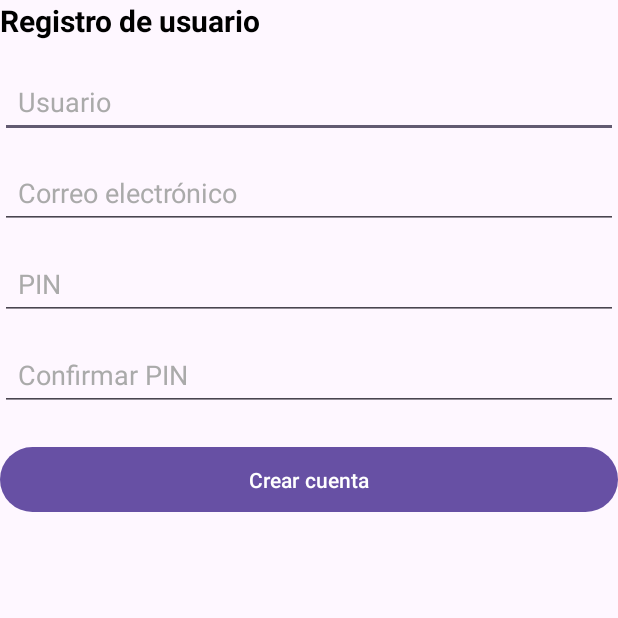
After one commit to iHardyCM/frontend-control-financiero, an Android app: the RegistroUsuarioActivity screen opened directly, with no data from a screen before it, on a phone screen of 412 x 824 dp, the top half of it. The commit adds this screen. Run offline under Robolectric (Android 15) with nearby library versions, the phone set to English and light mode, and no system bars.

Commit message:
update app
nuevo activity de registros en app

```diff
--- a/app/src/main/AndroidManifest.xml
+++ b/app/src/main/AndroidManifest.xml
@@ -3,17 +3,27 @@
     xmlns:tools="http://schemas.android.com/tools">
 
     <uses-permission android:name="android.permission.INTERNET" />
+
     <application
         android:allowBackup="true"
         android:dataExtractionRules="@xml/data_extraction_rules"
         android:fullBackupContent="@xml/backup_rules"
         android:icon="@mipmap/ic_launcher"
         android:label="@string/app_name"
+        android:networkSecurityConfig="@xml/network_security_config"
         android:roundIcon="@mipmap/ic_launcher_round"
         android:supportsRtl="true"
-        android:usesCleartextTraffic="true"
-        android:networkSecurityConfig="@xml/network_security_config"
-        android:theme="@style/Theme.Prj_Control_Financiero">
+        android:theme="@style/Theme.Prj_Control_Financiero"
+        android:usesCleartextTraffic="true">
+        <activity
+            android:name=".ui.login.RegistroUsuarioActivity"
+            android:exported="true">
+            <intent-filter>
+                <action android:name="android.intent.action.MAIN" />
+
+                <category android:name="android.intent.category.LAUNCHER" />
+            </intent-filter>
+        </activity>
         <activity
             android:name=".ui.movimientos.ResumenMensualActivity"
             android:exported="false" />
--- a/app/src/main/java/com/example/prj_control_financiero/ui/login/MainActivity.java
+++ b/app/src/main/java/com/example/prj_control_financiero/ui/login/MainActivity.java
@@ -25,6 +25,7 @@ public class MainActivity extends AppCompatActivity {
     private EditText editPin;
     private Button btnIngresar;
     private TextView usarHuella;
+    private TextView registrarUsuario;
 
     @Override
     protected void onCreate(Bundle savedInstanceState) {
@@ -35,6 +36,7 @@ public class MainActivity extends AppCompatActivity {
         editPin = findViewById(R.id.edit_pin);
         btnIngresar = findViewById(R.id.btnIngresar);
         usarHuella = findViewById(R.id.usarHuella);
+        registrarUsuario = findViewById(R.id.registrarUsuario);
 
         Button b0 = findViewById(R.id.boton0);
         Button b1 = findViewById(R.id.boton1);
@@ -95,6 +97,12 @@ public class MainActivity extends AppCompatActivity {
         usarHuella.setOnClickListener(v ->
                 startActivity(new Intent(MainActivity.this, BiometricActivity.class))
         );
+
+        registrarUsuario.setOnClickListener(v -> {
+            Intent intent = new Intent(MainActivity.this, RegistroUsuarioActivity.class);
+            startActivity(intent);
+        });
+
     }
 
     private boolean login(String pin){
--- /dev/null
+++ b/app/src/main/java/com/example/prj_control_financiero/ui/login/RegistroUsuarioActivity.java
@@ -0,0 +1,62 @@
+package com.example.prj_control_financiero.ui.login;
+
+import android.os.Bundle;
+import android.widget.Button;
+import android.widget.EditText;
+import android.widget.Toast;
+
+import androidx.activity.EdgeToEdge;
+import androidx.appcompat.app.AppCompatActivity;
+import androidx.core.graphics.Insets;
+import androidx.core.view.ViewCompat;
+import androidx.core.view.WindowInsetsCompat;
+
+import com.example.prj_control_financiero.R;
+
+public class RegistroUsuarioActivity extends AppCompatActivity {
+
+    private EditText edt_registro_usuario_Username, edt_registro_usuario_Email, edt_registro_usuario_Pin, edt_registro_usuario_ConfirmPin;
+    private Button btn_registro_usuario_Registrar;
+
+    @Override
+    protected void onCreate(Bundle savedInstanceState) {
+        super.onCreate(savedInstanceState);
+        EdgeToEdge.enable(this);
+        setContentView(R.layout.activity_registro_usuario);
+        ViewCompat.setOnApplyWindowInsetsListener(findViewById(R.id.main), (v, insets) -> {
+            Insets systemBars = insets.getInsets(WindowInsetsCompat.Type.systemBars());
+            v.setPadding(systemBars.left, systemBars.top, systemBars.right, systemBars.bottom);
+            return insets;
+        });
+
+        edt_registro_usuario_Username = findViewById(R.id.edt_registro_usuario_Username);
+        edt_registro_usuario_Email = findViewById(R.id.edt_registro_usuario_Email);
+        edt_registro_usuario_Pin = findViewById(R.id.edt_registro_usuario_Pin);
+        edt_registro_usuario_ConfirmPin = findViewById(R.id.edt_registro_usuario_ConfirmPin);
+        btn_registro_usuario_Registrar = findViewById(R.id.btn_registro_usuario_Registrar);
+
+        btn_registro_usuario_Registrar.setOnClickListener(v -> validarFormulario());
+
+    }
+
+    private void validarFormulario() {
+        String username = edt_registro_usuario_Username.getText().toString().trim();
+        String email = edt_registro_usuario_Email.getText().toString().trim();
+        String pin = edt_registro_usuario_Pin.getText().toString().trim();
+        String confirmPin = edt_registro_usuario_ConfirmPin.getText().toString().trim();
+
+        if (username.isEmpty() || email.isEmpty() || pin.isEmpty() || confirmPin.isEmpty()) {
+            Toast.makeText(this, "Completa todos los campos", Toast.LENGTH_SHORT).show();
+            return;
+        }
+
+        if (!pin.equals(confirmPin)) {
+            Toast.makeText(this, "Los PIN no coinciden", Toast.LENGTH_SHORT).show();
+            return;
+        }
+
+        Toast.makeText(this,
+                "Formulario correcto\nUsuario: " + username,
+                Toast.LENGTH_LONG).show();
+    }
+}
--- a/app/src/main/res/layout/activity_main.xml
+++ b/app/src/main/res/layout/activity_main.xml
@@ -14,7 +14,7 @@
         android:text="BIENVENIDO A ...!"
         android:textSize="20sp"
         android:textStyle="bold"
-        android:layout_marginTop="40dp"
+        android:layout_marginTop="30dp"
         app:layout_constraintEnd_toEndOf="parent"
         app:layout_constraintStart_toStartOf="parent"
         app:layout_constraintTop_toTopOf="parent" />
@@ -29,7 +29,7 @@
         android:textSize="24sp"
         android:background="@android:drawable/edit_text"
         app:layout_constraintTop_toBottomOf="@+id/txtview_Titulo"
-        android:layout_marginTop="80sp"
+        android:layout_marginTop="50sp"
         app:layout_constraintStart_toStartOf="parent"
         app:layout_constraintEnd_toEndOf="parent" />
 
@@ -77,13 +77,23 @@
         />
 
     <TextView
+        android:id="@+id/registrarUsuario"
+        android:layout_width="wrap_content"
+        android:layout_height="wrap_content"
+        android:text="¿No tienes cuenta? Regístrate"
+        app:layout_constraintTop_toBottomOf="@+id/btnIngresar"
+        app:layout_constraintStart_toStartOf="parent"
+        app:layout_constraintEnd_toEndOf="parent"
+        android:layout_marginTop="16dp"/>
+
+    <TextView
         android:id="@+id/usarHuella"
         android:layout_width="wrap_content"
         android:layout_height="wrap_content"
         android:text="¿Usar huella digital?"
         android:textSize="14sp"
         android:layout_marginTop="12dp"
-        app:layout_constraintTop_toBottomOf="@+id/btnIngresar"
+        app:layout_constraintTop_toBottomOf="@+id/txtRegistrar"
         app:layout_constraintStart_toStartOf="parent"
         app:layout_constraintEnd_toEndOf="parent"
         />
--- /dev/null
+++ b/app/src/main/res/layout/activity_registro_usuario.xml
@@ -0,0 +1,93 @@
+<?xml version="1.0" encoding="utf-8"?>
+<androidx.constraintlayout.widget.ConstraintLayout xmlns:android="http://schemas.android.com/apk/res/android"
+    xmlns:app="http://schemas.android.com/apk/res-auto"
+    xmlns:tools="http://schemas.android.com/tools"
+    android:id="@+id/act_registro_usuario"
+    android:layout_width="match_parent"
+    android:layout_height="match_parent"
+    tools:context=".ui.login.RegistroUsuarioActivity">
+
+    <LinearLayout xmlns:android="http://schemas.android.com/apk/res/android"
+        android:id="@+id/main"
+        android:layout_width="match_parent"
+        android:layout_height="match_parent"
+        android:orientation="vertical"
+        android:paddingStart="32dp"
+        android:paddingEnd="32dp"
+        android:paddingTop="32dp"
+        android:paddingBottom="24dp"
+
+        >
+
+        <TextView
+            android:id="@+id/txt_registro_usuario_titulo"
+            android:layout_width="wrap_content"
+            android:layout_height="wrap_content"
+            android:text="@string/titulo_registro"
+            android:textSize="20sp"
+            android:textStyle="bold"
+            android:textColor="@android:color/black"
+            android:textColorHint="@android:color/darker_gray"
+            android:layout_marginBottom="16dp" />
+
+        <EditText
+            android:id="@+id/edt_registro_usuario_Username"
+            android:layout_width="match_parent"
+            android:layout_height="wrap_content"
+            android:hint="@string/hint_usuario"
+            android:inputType="textPersonName"
+            android:minHeight="48dp"
+            android:padding="12dp"
+            android:textColor="@android:color/black"
+            android:textColorHint="@android:color/darker_gray"
+            android:autofillHints="username"
+            android:layout_marginBottom="12dp" />
+
+        <EditText
+            android:id="@+id/edt_registro_usuario_Email"
+            android:layout_width="match_parent"
+            android:layout_height="wrap_content"
+            android:hint="@string/hint_email"
+            android:inputType="textEmailAddress"
+            android:minHeight="48dp"
+            android:padding="12dp"
+            android:textColor="@android:color/black"
+            android:textColorHint="@android:color/darker_gray"
+            android:autofillHints="emailAddress"
+            android:layout_marginBottom="12dp" />
+
+        <EditText
+            android:id="@+id/edt_registro_usuario_Pin"
+            android:layout_width="match_parent"
+            android:layout_height="wrap_content"
+            android:hint="@string/hint_pin"
+            android:inputType="numberPassword"
+            android:minHeight="48dp"
+            android:padding="12dp"
+            android:textColor="@android:color/black"
+            android:textColorHint="@android:color/darker_gray"
+            android:layout_marginBottom="12dp" />
+
+        <EditText
+            android:id="@+id/edt_registro_usuario_ConfirmPin"
+            android:layout_width="match_parent"
+            android:layout_height="wrap_content"
+            android:hint="@string/hint_confirm_pin"
+            android:inputType="numberPassword"
+            android:minHeight="48dp"
+            android:padding="12dp"
+            android:textColor="@android:color/black"
+            android:textColorHint="@android:color/darker_gray"
+            android:layout_marginBottom="20dp" />
+
+        <Button
+            android:id="@+id/btn_registro_usuario_Registrar"
+            android:layout_width="match_parent"
+            android:layout_height="wrap_content"
+            android:minHeight="48dp"
+            android:padding="12dp"
+            android:text="@string/btn_crear_cuenta" />
+
+    </LinearLayout>
+
+</androidx.constraintlayout.widget.ConstraintLayout>
--- a/app/src/main/res/values/strings.xml
+++ b/app/src/main/res/values/strings.xml
@@ -1,3 +1,11 @@
 <resources>
     <string name="app_name">prj_Control_Financiero</string>
+
+    <string name="titulo_registro">Registro de usuario</string>
+    <string name="hint_usuario">Usuario</string>
+    <string name="hint_email">Correo electrónico</string>
+    <string name="hint_pin">PIN</string>
+    <string name="hint_confirm_pin">Confirmar PIN</string>
+    <string name="btn_crear_cuenta">Crear cuenta</string>
+
 </resources>
```
